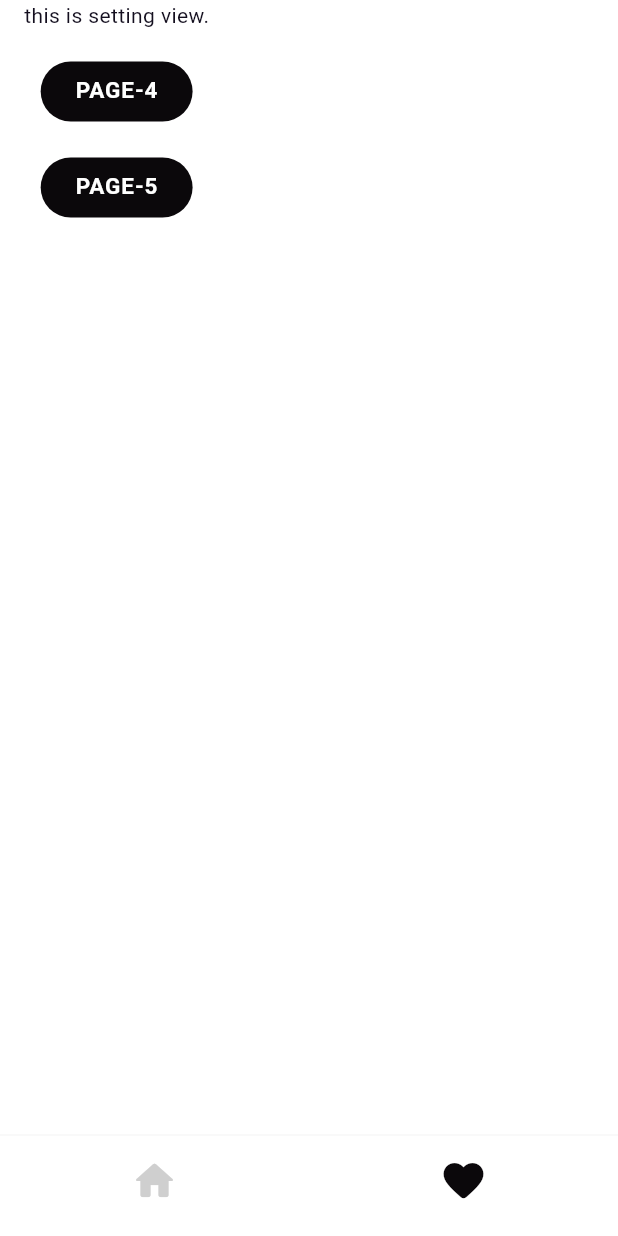
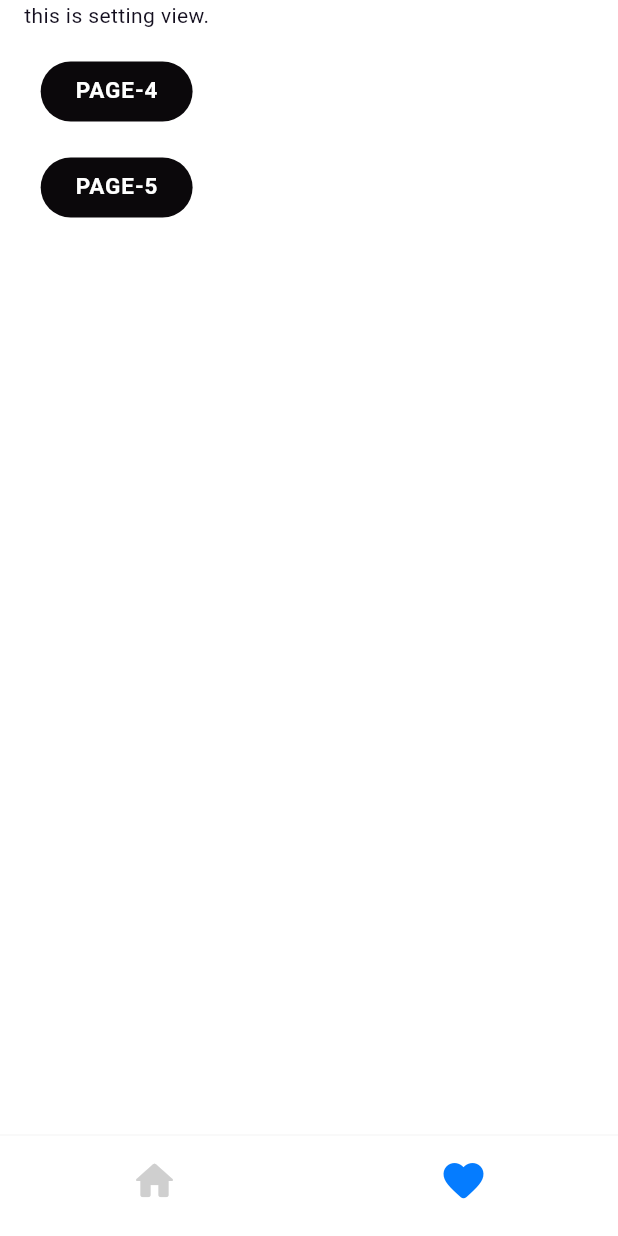
Before and after one commit to go5go69/yumemi-flutter-codecheck, a Flutter app: the screen it shows after launch, item 2 of the bottom bar chosen, on a phone screen of 412 x 824 dp. Run offline on Flutter 3.47's test engine with Material 3 defaults, Android fonts, the phone set to English and light mode, and no system bars; our stand-ins replace dio, flutter_riverpod, freezed_annotation, go_router, riverpod_annotation; generated files the repository leaves out were written again; Roboto replaces fonts that are missing (PretendardJp).

Commit message:
💄 figmaに合わせてColor, Themeを変更

```diff
--- a/lib/presentations/views/widgets/bottom_nav.dart
+++ b/lib/presentations/views/widgets/bottom_nav.dart
@@ -36,8 +36,6 @@ class _BottomNavigatorState extends State<BottomNavigator> {
               label: '',
             ),
           ],
-          selectedItemColor: Theme.of(context).colorScheme.primary,
-          unselectedItemColor: Theme.of(context).colorScheme.secondary,
           currentIndex: _currentIndex,
           onTap: (index) => _onTabTapped(index),
         ),
--- a/lib/themes/app_color_scheme.dart
+++ b/lib/themes/app_color_scheme.dart
@@ -6,8 +6,8 @@ class AppColorScheme {
     brightness: Brightness.light,
     primary: Color(0xFF0B080B),
     onPrimary: Color(0xFFFFFFFF),
-    secondary: Color(0xFFCFCFCF),
-    onSecondary: Color(0xFF140F1F),
+    secondary: Color(0xFFF0F0F0),
+    onSecondary: Color(0xFF999999),
     error: AppFixedColor.error,
     onError: Color(0xFFFFFFFF),
     surface: Color(0xFFFFFFFF),
@@ -20,18 +20,20 @@ class AppColorScheme {
     brightness: Brightness.dark,
     primary: Color(0xFFFFFFFF),
     onPrimary: Color(0xFF0B080B),
-    secondary: Color(0xFF444444),
-    onSecondary: Color(0xFFFFFFFF),
+    secondary: Color(0xFF505050),
+    onSecondary: Color(0xFF999999),
     error: AppFixedColor.error,
     onError: Color(0xFFFFFFFF),
     surface: Color(0xFF0B080B),
     onSurface: Color(0xFFFFFFFF),
-    outline: Color(0xFFB0B0B0),
+    outline: Color(0xFF505050),
   );
 }
 
 /// Lightモード, Darkモードに関係なく使用されるカラーアセット
 /// - Functionalカラーなど
 class AppFixedColor {
+  static const action = Color(0xFF057CFF);
   static const error = Color(0xFFFF334B);
+  static const inactive = Color(0xFFCFCFCF);
 }
--- a/lib/themes/app_theme_data.dart
+++ b/lib/themes/app_theme_data.dart
@@ -1,3 +1,4 @@
+import 'package:flutter/cupertino.dart';
 import 'package:flutter/material.dart';
 import 'package:yumemi_flutter_codecheck/constants/app_sizes.dart';
 import 'package:yumemi_flutter_codecheck/themes/app_color_scheme.dart';
@@ -5,16 +6,54 @@ import 'package:yumemi_flutter_codecheck/themes/app_text_theme.dart';
 
 class AppThemeData {
   final bool isDarkMode;
+  final ColorScheme colorScheme;
 
-  AppThemeData.light() : isDarkMode = false;
-  AppThemeData.dark() : isDarkMode = true;
+  AppThemeData.light()
+      : isDarkMode = false,
+        colorScheme = AppColorScheme.light;
+
+  AppThemeData.dark()
+      : isDarkMode = true,
+        colorScheme = AppColorScheme.dark;
 
   ThemeData get themeData {
     return ThemeData(
       useMaterial3: true,
       colorScheme: isDarkMode ? AppColorScheme.dark : AppColorScheme.light,
       textTheme: appTextTheme,
-      // 以下にWidgetのThemeを追加する
+      // AppBar
+      appBarTheme: AppBarTheme(
+        titleTextStyle: appTextTheme.titleSmall,
+        elevation: 0,
+        shadowColor: Colors.transparent,
+        surfaceTintColor: Colors.transparent,
+        iconTheme: const IconThemeData(
+          size: Sizes.p20,
+        ),
+      ),
+
+      // TextField
+      inputDecorationTheme: InputDecorationTheme(
+        filled: true,
+        fillColor: colorScheme.secondary,
+        border: OutlineInputBorder(
+          borderSide: BorderSide.none,
+          borderRadius: BorderRadius.circular(Sizes.p8),
+        ),
+        prefixIconColor: colorScheme.onSecondary,
+        suffixIconColor: colorScheme.onSecondary,
+      ),
+
+      // textSelection
+      textSelectionTheme: TextSelectionThemeData(
+        cursorColor: AppFixedColor.action,
+        selectionColor: AppFixedColor.action.withOpacity(0.2),
+        selectionHandleColor: AppFixedColor.action,
+      ),
+      cupertinoOverrideTheme: const CupertinoThemeData(
+        // iOSにも適応
+        primaryColor: AppFixedColor.action,
+      ),
 
       // bottomNavigation
       bottomNavigationBarTheme: const BottomNavigationBarThemeData(
@@ -26,6 +65,8 @@ class AppThemeData {
           size: Sizes.p32,
         ),
         unselectedIconTheme: IconThemeData(size: Sizes.p32),
+        selectedItemColor: AppFixedColor.action,
+        unselectedItemColor: AppFixedColor.inactive,
       ),
     );
   }
```
